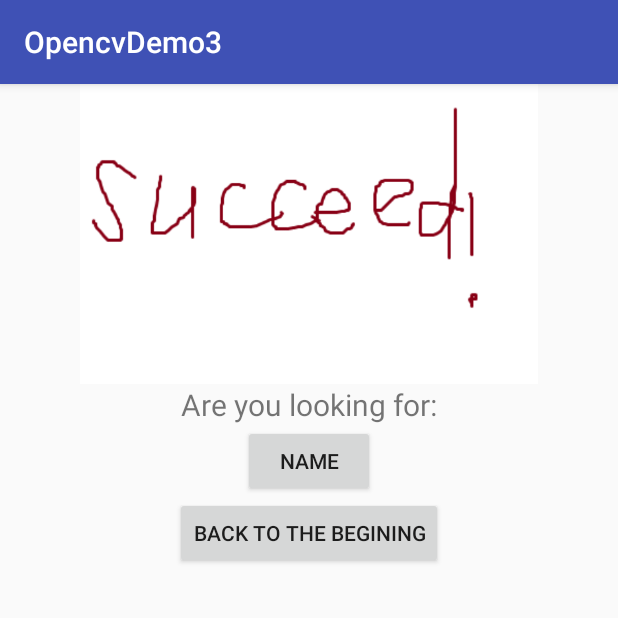
After one commit to jiawenhu/face_recog, an Android app: the RecognizeSuccess screen opened directly, with no data from a screen before it, on a phone screen of 412 x 824 dp, the top half of it. The commit adds this screen. Run offline under Robolectric (Android 15) with nearby library versions, the light colour scheme and no system bars; Roboto replaces fonts that are not available here.

Commit message:
修改一些代码，添加几个跳转结果界面

```diff
--- /dev/null
+++ b/app/src/main/java/com/android/opencvdemo3/result/RecognizeSuccess.java
@@ -0,0 +1,36 @@
+package com.android.opencvdemo3.result;
+
+import android.content.Intent;
+import android.os.Bundle;
+import android.support.v7.app.AppCompatActivity;
+import android.view.View;
+import android.widget.Button;
+
+import com.android.opencvdemo3.activity.BeginActivity;
+import com.test.opencvdemo3.R;
+
+public class RecognizeSuccess extends AppCompatActivity {
+
+    private Button backToBegin;
+
+
+    @Override
+    protected void onCreate(Bundle savedInstanceState) {
+        super.onCreate(savedInstanceState);
+        setContentView(R.layout.recognize_success);
+
+        backToBegin = (Button) findViewById(R.id.back_to_begin);
+        backToBegin.setOnClickListener(new View.OnClickListener() {
+            @Override
+            public void onClick(View v) {
+                Intent intent = new Intent(RecognizeSuccess.this, BeginActivity.class);
+                startActivity(intent);
+
+                /**
+                 * 这里应该还需要一个更新数据库的动作？
+                 * 或者会在登记的最后一步一并完成
+                 */
+            }
+        });
+    }
+}
--- /dev/null
+++ b/app/src/main/res/layout/recognize_success.xml
@@ -0,0 +1,36 @@
+<?xml version="1.0" encoding="utf-8"?>
+<LinearLayout xmlns:android="http://schemas.android.com/apk/res/android"
+    android:orientation="vertical"
+    android:layout_width="match_parent"
+    android:layout_height="match_parent">
+
+    <ImageView
+        android:id="@+id/success"
+        android:layout_width="wrap_content"
+        android:layout_height="200dp"
+        android:layout_gravity="center"
+        android:src="@drawable/success"/>
+
+    <TextView
+        android:id="@+id/register_success"
+        android:layout_width="wrap_content"
+        android:layout_height="wrap_content"
+        android:layout_gravity="center_horizontal"
+        android:text="Are you looking for:"
+        android:textSize="20dp" />
+
+    <Button
+        android:id="@+id/database"
+        android:layout_width="wrap_content"
+        android:layout_height="wrap_content"
+        android:layout_gravity="center"
+        android:text="name"/>
+
+    <Button
+        android:id="@+id/back_to_begin"
+        android:layout_width="wrap_content"
+        android:layout_height="wrap_content"
+        android:layout_gravity="center"
+        android:text="Back to the begining" />
+
+</LinearLayout>
```
Also changed, not shown: app/src/main/AndroidManifest.xml (+11 -2 lines), app/src/main/java/com/android/opencvdemo3/activity/BeginActivity.java (+164 -84 lines), app/src/main/java/com/android/opencvdemo3/activity/HelloActivity.java (+46 -12 lines), app/src/main/java/com/android/opencvdemo3/result/RecognizeFail.java (added, +35 -0 lines), app/src/main/java/com/android/opencvdemo3/result/RegisterSuccess.java (added, +36 -0 lines), app/src/main/res/layout/begin_layout.xml (+15 -3 lines), app/src/main/res/layout/recognize_fail.xml (added, +29 -0 lines), app/src/main/res/layout/register_success.xml (added, +29 -0 lines), app/src/main/res/drawable/fail.png (added), app/src/main/res/drawable/success.png (added), 1 other file.
